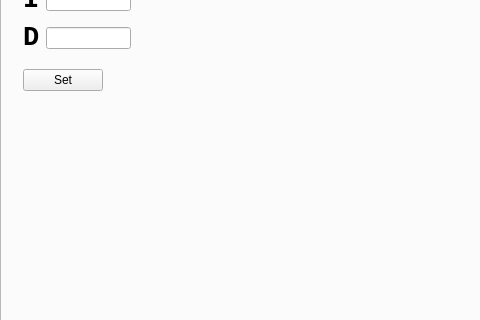
First picture: the form in resource/design.ui, repository MarineRobotics/remote_controller, before the edit; both pictures show x 0 to 480 and y 369 to 689 of the 1186 by 946 pixel window.
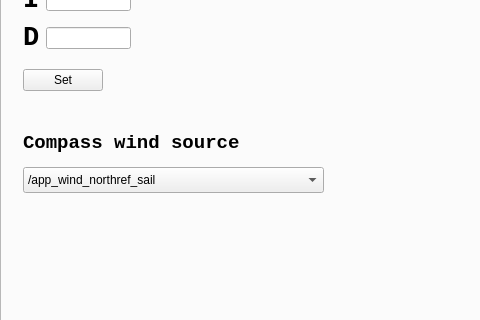
Second picture: the form after the edit. The open tabs and pages were chosen to show the change. Icons and pictures are not drawn.

Commit message: Add compass wind source label and combo box to UI; update related logic in controller

Diff of the .ui file:
```diff
--- a/resource/design.ui
+++ b/resource/design.ui
@@ -2857,7 +2857,7 @@
           <height>165</height>
          </rect>
         </property>
-        <layout class="QVBoxLayout" name="verticalLayout_2">
+       <layout class="QVBoxLayout" name="verticalLayout_2">
          <item>
           <layout class="QGridLayout" name="gridLayout_3">
            <item row="0" column="0">
@@ -2951,13 +2951,59 @@
            <property name="text">
             <string>Set</string>
            </property>
-          </widget>
-         </item>
-        </layout>
-       </widget>
+         </widget>
+        </item>
+       </layout>
+      </widget>
+      <widget class="QLabel" name="lblCompassWindSource">
+       <property name="geometry">
+        <rect>
+         <x>30</x>
+         <y>450</y>
+         <width>301</width>
+         <height>31</height>
+        </rect>
+       </property>
+       <property name="font">
+        <font>
+         <family>Liberation Mono</family>
+         <pointsize>14</pointsize>
+         <weight>75</weight>
+         <bold>true</bold>
+        </font>
+       </property>
+       <property name="text">
+        <string>Compass wind source</string>
+       </property>
+      </widget>
+      <widget class="QComboBox" name="cmbCompassWindSource">
+       <property name="geometry">
+        <rect>
+         <x>30</x>
+         <y>490</y>
+         <width>301</width>
+         <height>26</height>
+        </rect>
+       </property>
+       <item>
+        <property name="text">
+         <string>/app_wind_northref_sail</string>
+        </property>
+       </item>
+       <item>
+        <property name="text">
+         <string>/app_wind_northref_vessel</string>
+        </property>
+       </item>
+       <item>
+        <property name="text">
+         <string>/wind_true/filtered/weighted</string>
+        </property>
+       </item>
       </widget>
      </widget>
     </widget>
+   </widget>
    </widget>
    <widget class="QPushButton" name="btnResetEStop">
     <property name="enabled">
```
The commit also changes 2 other files.
